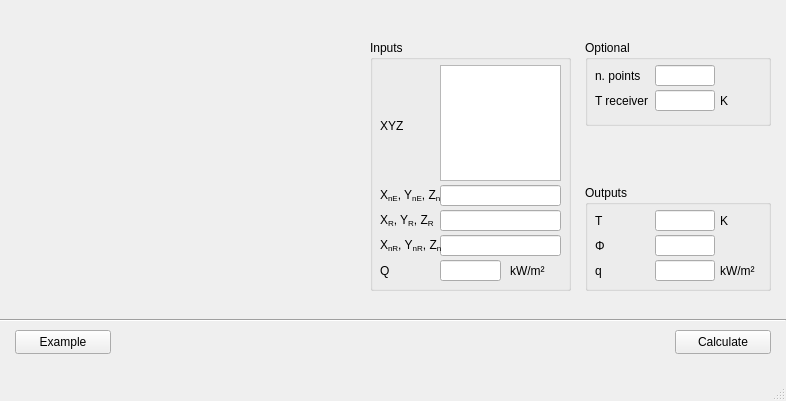
This is fsetoolsGUI/gui/layout/ui/dialog_0405_tra_3d_point.ui in fuyans/fsetoolsGUI as Qt 5 draws it before an edit. The edited form follows.
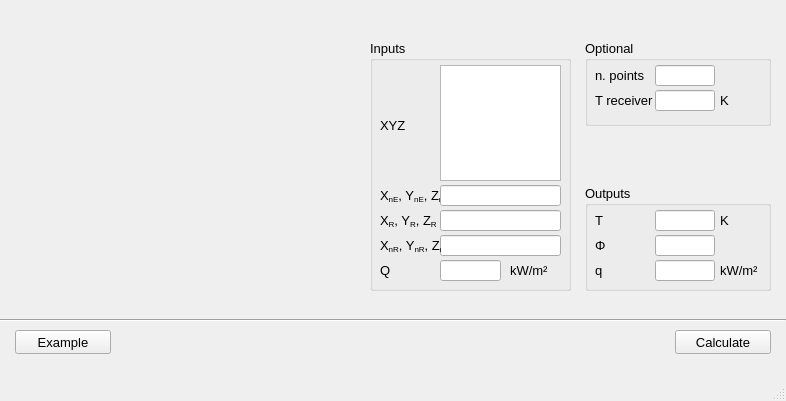
This is the edited form. Icons and pictures are not drawn.

Commit message: Font size change to 10 pt.

Diff of the .ui file:
```diff
--- a/fsetoolsGUI/gui/layout/ui/dialog_0405_tra_3d_point.ui
+++ b/fsetoolsGUI/gui/layout/ui/dialog_0405_tra_3d_point.ui
@@ -36,6 +36,11 @@
       <height>251</height>
      </rect>
     </property>
+    <property name="font">
+     <font>
+      <pointsize>10</pointsize>
+     </font>
+    </property>
     <property name="title">
      <string>Inputs</string>
     </property>
@@ -60,6 +65,11 @@
        <height>99999</height>
       </size>
      </property>
+     <property name="font">
+      <font>
+       <pointsize>10</pointsize>
+      </font>
+     </property>
      <property name="toolTip">
       <string>Vertices of emitter</string>
      </property>
@@ -97,6 +107,11 @@
        <height>99999</height>
       </size>
      </property>
+     <property name="font">
+      <font>
+       <pointsize>10</pointsize>
+      </font>
+     </property>
      <property name="toolTip">
       <string>Heat flux of emitter</string>
      </property>
@@ -134,6 +149,11 @@
        <height>99999</height>
       </size>
      </property>
+     <property name="font">
+      <font>
+       <pointsize>10</pointsize>
+      </font>
+     </property>
      <property name="toolTip">
       <string>Emitter orientation (normal)</string>
      </property>
@@ -248,6 +268,11 @@
        <height>0</height>
       </size>
      </property>
+     <property name="font">
+      <font>
+       <pointsize>10</pointsize>
+      </font>
+     </property>
     </widget>
     <widget class="QLabel" name="label_43">
      <property name="geometry">
@@ -270,6 +295,11 @@
        <height>16777215</height>
       </size>
      </property>
+     <property name="font">
+      <font>
+       <pointsize>10</pointsize>
+      </font>
+     </property>
      <property name="text">
       <string>kW/m²</string>
      </property>
@@ -335,6 +365,11 @@
        <height>99999</height>
       </size>
      </property>
+     <property name="font">
+      <font>
+       <pointsize>10</pointsize>
+      </font>
+     </property>
      <property name="toolTip">
       <string>Receiver orientation (normal)</string>
      </property>
@@ -372,6 +407,11 @@
        <height>99999</height>
       </size>
      </property>
+     <property name="font">
+      <font>
+       <pointsize>10</pointsize>
+      </font>
+     </property>
      <property name="toolTip">
       <string>Receiver location</string>
      </property>
@@ -418,6 +458,11 @@
       <height>24</height>
      </rect>
     </property>
+    <property name="font">
+     <font>
+      <pointsize>10</pointsize>
+     </font>
+    </property>
     <property name="toolTip">
      <string>Click (or press Enter) to calculate.</string>
     </property>
@@ -437,6 +482,11 @@
       <height>86</height>
      </rect>
     </property>
+    <property name="font">
+     <font>
+      <pointsize>10</pointsize>
+     </font>
+    </property>
     <property name="title">
      <string>Optional</string>
     </property>
@@ -495,6 +545,11 @@
        <height>16777215</height>
       </size>
      </property>
+     <property name="font">
+      <font>
+       <pointsize>10</pointsize>
+      </font>
+     </property>
      <property name="toolTip">
       <string>Number of emitting points on emitter surface that the calculation will be based on</string>
      </property>
@@ -529,6 +584,11 @@
        <height>16777215</height>
       </size>
      </property>
+     <property name="font">
+      <font>
+       <pointsize>10</pointsize>
+      </font>
+     </property>
      <property name="toolTip">
       <string>Receiver temperature (i.e. ambient temperature)</string>
      </property>
@@ -573,6 +633,11 @@
        <height>21</height>
       </rect>
      </property>
+     <property name="font">
+      <font>
+       <pointsize>10</pointsize>
+      </font>
+     </property>
      <property name="text">
       <string>K</string>
      </property>
@@ -587,6 +652,11 @@
       <height>24</height>
      </rect>
     </property>
+    <property name="font">
+     <font>
+      <pointsize>10</pointsize>
+     </font>
+    </property>
     <property name="toolTip">
      <string>Click to generate example input parameters.</string>
     </property>
@@ -606,6 +676,11 @@
       <height>106</height>
      </rect>
     </property>
+    <property name="font">
+     <font>
+      <pointsize>10</pointsize>
+     </font>
+    </property>
     <property name="title">
      <string>Outputs</string>
     </property>
@@ -692,6 +767,11 @@
        <height>16777215</height>
       </size>
      </property>
+     <property name="font">
+      <font>
+       <pointsize>10</pointsize>
+      </font>
+     </property>
      <property name="toolTip">
       <string>Solved view factor</string>
      </property>
@@ -726,6 +806,11 @@
        <height>16777215</height>
       </size>
      </property>
+     <property name="font">
+      <font>
+       <pointsize>10</pointsize>
+      </font>
+     </property>
      <property name="toolTip">
       <string>Solved heat flux at receiver</string>
      </property>
@@ -742,6 +827,11 @@
        <height>21</height>
       </rect>
      </property>
+     <property name="font">
+      <font>
+       <pointsize>10</pointsize>
+      </font>
+     </property>
      <property name="text">
       <string>kW/m²</string>
      </property>
@@ -773,6 +863,11 @@
        <height>16777215</height>
       </size>
      </property>
+     <property name="font">
+      <font>
+       <pointsize>10</pointsize>
+      </font>
+     </property>
      <property name="toolTip">
       <string>Solved temperature at receiver</string>
      </property>
@@ -817,6 +912,11 @@
        <height>21</height>
       </rect>
      </property>
+     <property name="font">
+      <font>
+       <pointsize>10</pointsize>
+      </font>
+     </property>
      <property name="text">
       <string>K</string>
      </property>
```
Left out of the diff: 55 changed lines with no effect on the pictures. The commit also changes 10 other files.
